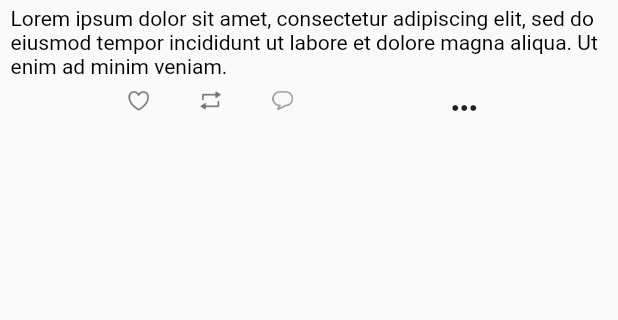
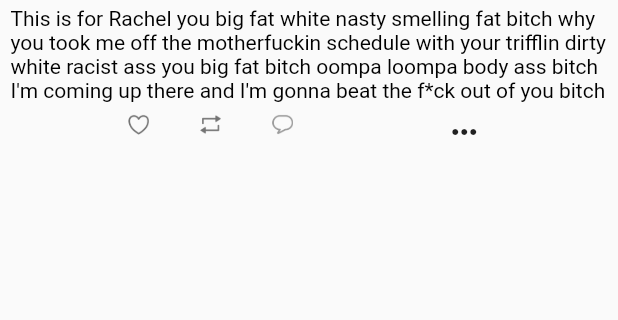
Before and after one commit to prohannah07/ThreadUI, a Flutter app: the screen it shows after launch, after a tap on "Hannah Fragante", on a phone screen of 412 x 824 dp, the part 114-434 px from its top. Run offline on Flutter 3.47's test engine with Material 2 defaults, Android fonts, the light colour scheme and no system bars; our stand-ins replace carousel_pro, chewie, video_player; missing offline and left inert: flutter_mobile_carousel; network calls fail.

Commit message:
better content

```diff
--- a/lib/tabs/topTabBarPages/TabBarPage.dart
+++ b/lib/tabs/topTabBarPages/TabBarPage.dart
@@ -70,7 +70,7 @@ class TabBarPage extends StatelessWidget {
       "userName": "xdudeitshannah",
       "socialMedia": "twitter",
       "textPost":
-          "Lorem ipsum dolor sit amet, consectetur adipiscing elit, sed do eiusmod tempor incididunt ut labore et dolore magna aliqua. Ut enim ad minim veniam. ",
+          "This is for Rachel you big fat white nasty smelling fat bitch why you took me off the motherfuckin schedule with your trifflin dirty white racist ass you big fat bitch oompa loompa body ass bitch I'm coming up there and I'm gonna beat the f*ck out of you bitch",
       "media": false,
       "imageURLs": [],
     },
@@ -79,7 +79,7 @@ class TabBarPage extends StatelessWidget {
       "name": "Hannah Fragante",
       "userName": "dudeitshannah",
       "socialMedia": "instagram",
-      "textPost": "Lorem ipsum dolor sit amet, ",
+      "textPost": "You should have taken Kiyoshi's advice, Aang.👀 #OnlyJusticeWillBringPeace",
       "media": true,
       "imageURLs": [
         {'type':'photo', 'photoURL':'https://animewp.com/wallpaper/2015/05/avatar-the-last-airbender-characters-6-free-hd-wallpaper.jpg'},
@@ -100,7 +100,7 @@ class TabBarPage extends StatelessWidget {
       "userName": "",
       "socialMedia": "facebook",
       "textPost":
-          "sed do eiusmod tempor incididunt ut labore et dolore magna aliqua. Ut enim ad minim veniam. ",
+          "Do you guys know what will happen if everyone on earth fell asleep at the same time? Well, if everyone fell asleep at the same time, no one would be awake.",
       "media": false,
       "imageURLs": [],
     },
@@ -110,7 +110,7 @@ class TabBarPage extends StatelessWidget {
       "userName": "xdudeitshannah",
       "socialMedia": "twitter",
       "textPost":
-          "sed do eiusmod tempor incididunt ut labore et dolore magna aliqua. Ut enim ad minim veniam. ",
+          "TWICE best gg",
       "media": true,
       "imageURLs": [
         {'type':'photo', 'photoURL':'https://kpopthing.com/wp-content/uploads/2020/02/twicelights-cancelled-min.jpg'},
```
